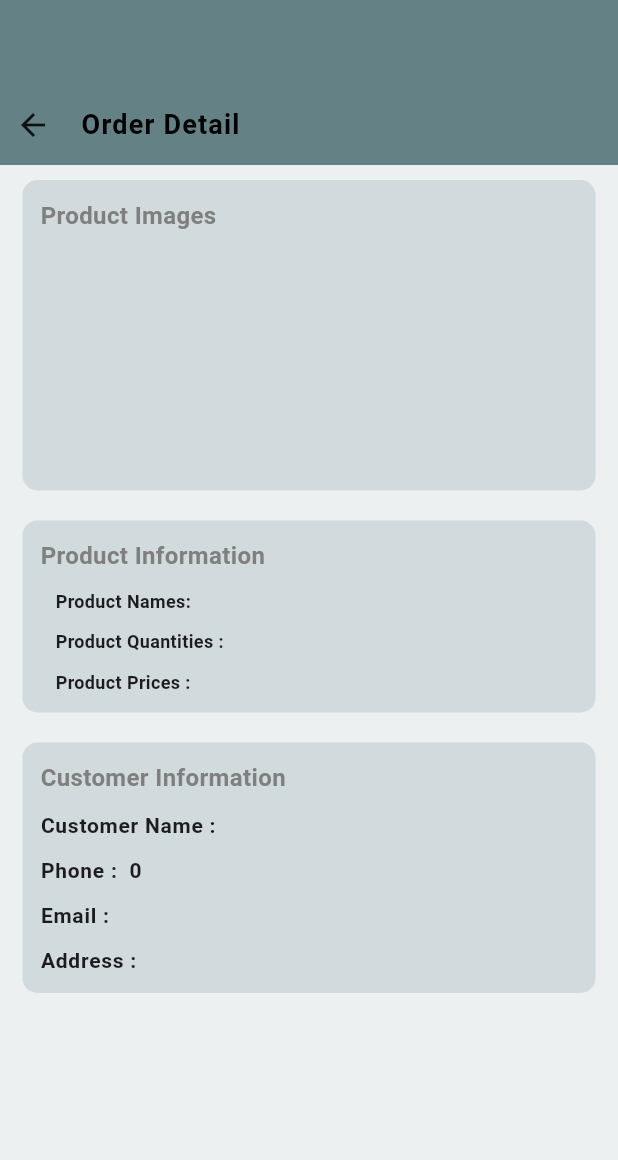
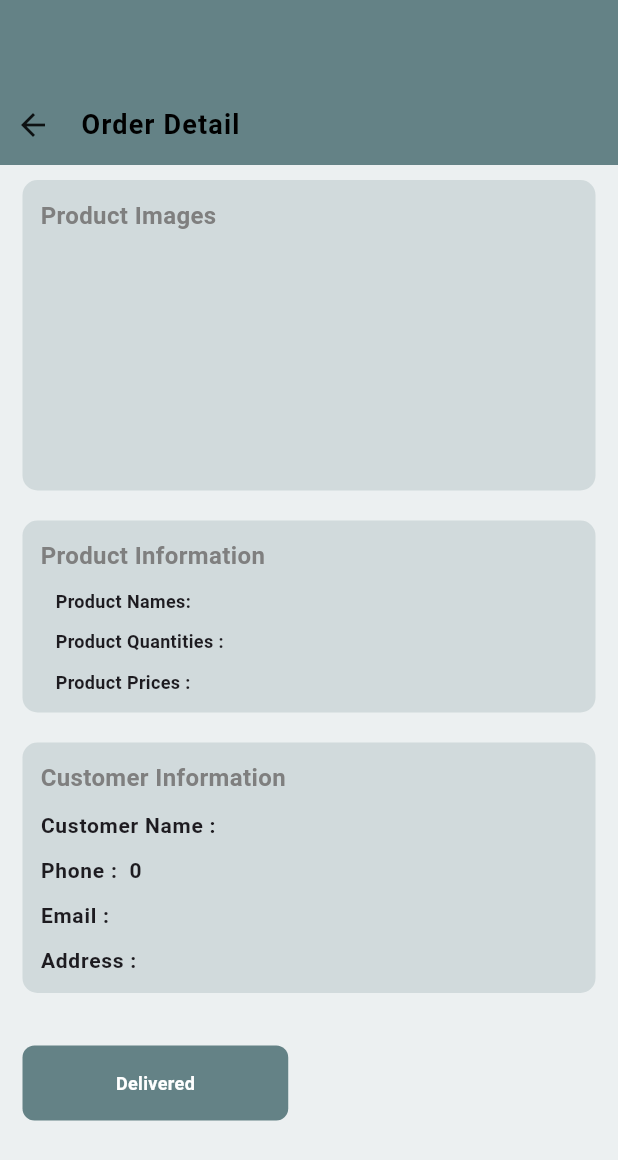
Before and after one commit to ihsankhan-752/SmartMart-Supplier-Side, a Flutter app: the OrderDetailScreen screen opened directly with empty values, on a phone screen of 412 x 824 dp. Shown: the top 1160 px of the screen. Run offline on Flutter 3.47's test engine with Material 3 defaults, Android fonts, the phone set to English and light mode, and no system bars; our stand-ins replace cloud_firestore, firebase_auth, firebase_core, firebase_messaging, firebase_storage, flutter_easyloading and 8 more; accounts and stored records are empty; Roboto replaces fonts that are missing (Acme).

Commit message:
Buttons Added to Order Detail Page for updating order status

```diff
--- a/lib/screens/custom_navbar/orders/order_detail_page.dart
+++ b/lib/screens/custom_navbar/orders/order_detail_page.dart
@@ -1,12 +1,18 @@
 import 'package:flutter/material.dart';
 import 'package:get/get.dart';
 import 'package:provider/provider.dart';
+import 'package:smart_mart_supplier_side/controllers/loading_controller.dart';
 import 'package:smart_mart_supplier_side/controllers/seller_controller.dart';
 import 'package:smart_mart_supplier_side/model/order_model.dart';
 import 'package:smart_mart_supplier_side/screens/custom_navbar/orders/widgets/customer_information_card.dart';
 import 'package:smart_mart_supplier_side/screens/custom_navbar/orders/widgets/product_information_card.dart';
 import 'package:smart_mart_supplier_side/screens/custom_navbar/orders/widgets/production_images_portion.dart';
 import 'package:smart_mart_supplier_side/screens/custom_navbar/widgets/custom_appbar_header.dart';
+import 'package:smart_mart_supplier_side/services/order_services.dart';
+import 'package:smart_mart_supplier_side/widgets/buttons.dart';
+import 'package:smart_mart_supplier_side/widgets/custom_msg.dart';
+
+import '../../../constants/colors.dart';
 
 class OrderDetailScreen extends StatefulWidget {
   final OrderModel orderModel;
@@ -31,7 +37,8 @@ class _OrderDetailScreenState extends State<OrderDetailScreen> {
   @override
   Widget build(BuildContext context) {
     return Scaffold(
-      body: Column(
+      body: SingleChildScrollView(
+        child: Column(
           children: [
             CustomAppBarHeader(
               widget: GestureDetector(
@@ -45,7 +52,79 @@ class _OrderDetailScreenState extends State<OrderDetailScreen> {
             ProductImagesPortion(orderModel: widget.orderModel),
             ProductInformationCard(orderModel: widget.orderModel),
             CustomerInformationCard(),
+            Padding(
+              padding: const EdgeInsets.symmetric(horizontal: 15, vertical: 25),
+              child: Consumer<LoadingController>(builder: (context, loadingController, child) {
+                return loadingController.isLoading
+                    ? Center(
+                        child: CircularProgressIndicator(),
+                      )
+                    : Row(
+                        mainAxisAlignment: MainAxisAlignment.spaceBetween,
+                        children: [
+                          if (widget.orderModel.orderStatus != 'cancel')
+                            SmallButton(
+                              onPressed: () {
+                                if (widget.orderModel.orderStatus == 'preparing') {
+                                  OrderServices.updateOrderStatus(
+                                    context: context,
+                                    orderId: widget.orderModel.orderId!,
+                                    orderStatus: 'shipment',
+                                  );
+                                } else if (widget.orderModel.orderStatus == 'shipment') {
+                                  OrderServices.updateOrderStatus(
+                                    context: context,
+                                    orderId: widget.orderModel.orderId!,
+                                    orderStatus: 'deliver',
+                                  );
+                                } else {
+                                  showCustomMessage(context, "Order Delivered");
+                                }
+                              },
+                              width: widget.orderModel.orderStatus == 'deliver' ? Get.width - 30 : Get.width * 0.43,
+                              height: 50,
+                              btnColor: AppColors.primaryColor,
+                              textColor: AppColors.primaryWhite,
+                              title: widget.orderModel.orderStatus == 'preparing'
+                                  ? "Proceed for Shipment"
+                                  : widget.orderModel.orderStatus == 'shipment'
+                                      ? 'Proceed To Deliver'
+                                      : "Delivered",
+                            )
+                          else
+                            SmallButton(
+                              onPressed: () {
+                                showCustomMessage(context, "Order Canceled");
+                              },
+                              height: 50,
+                              width: Get.width - 30,
+                              btnColor: Colors.red[700],
+                              textColor: AppColors.primaryWhite,
+                              title: "Order Canceled",
+                            ),
+                          if (widget.orderModel.orderStatus == 'preparing' || widget.orderModel.orderStatus == 'shipment')
+                            SmallButton(
+                              onPressed: () {
+                                OrderServices.updateOrderStatus(
+                                  context: context,
+                                  orderId: widget.orderModel.orderId!,
+                                  orderStatus: 'cancel',
+                                );
+                              },
+                              height: 50,
+                              width: Get.width * 0.43,
+                              btnColor: Colors.red[700],
+                              textColor: AppColors.primaryWhite,
+                              title: "Cancel Order",
+                            )
+                          else
+                            SizedBox(),
                         ],
+                      );
+              }),
+            ),
+          ],
+        ),
       ),
     );
   }
```
Also changed, not shown: lib/services/order_services.dart (added, +24 -0 lines). Lines whose indentation alone changed are shown as unchanged.
